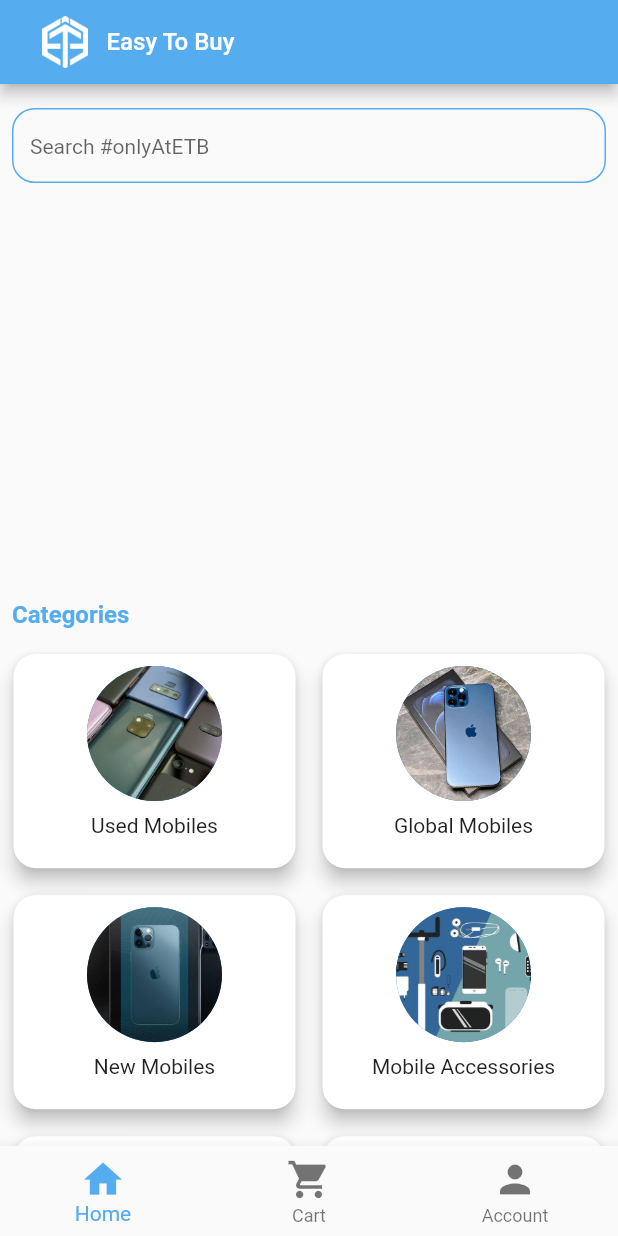
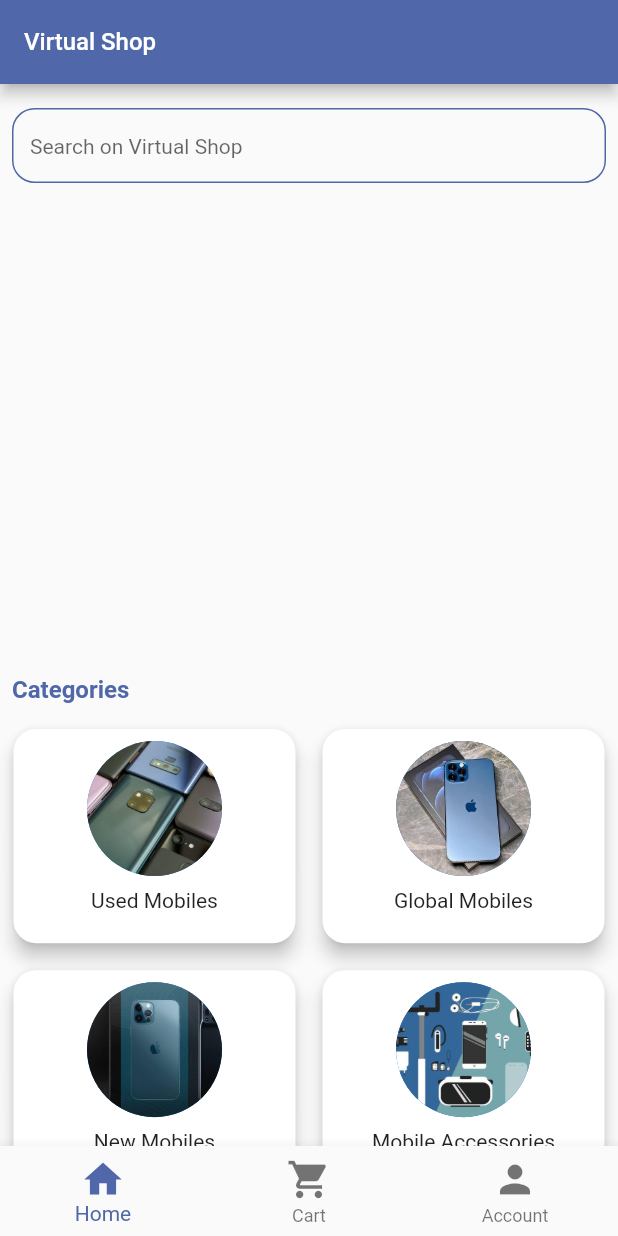
Before and after one commit to jesswin/ETB-E-commerce, a Flutter app: the screen it shows once a user with an empty profile is signed in, on a phone screen of 412 x 824 dp. Run offline on Flutter 3.47's test engine with Material 2 defaults, Android fonts, the phone set to English and light mode, and no system bars; our stand-ins replace cached_network_image, cloud_firestore, confetti, dotted_border, firebase_auth, firebase_core and 5 more; missing offline and left inert: country_state_city_picker, flutter_custom_tabs, mailto, multi_image_picker, razorpay_flutter, smart_select; accounts and stored records are empty.

Commit message:
fixes: minor changes

```diff
--- a/lib/screens/bottomBar.dart
+++ b/lib/screens/bottomBar.dart
@@ -76,17 +76,17 @@ class _BottomBarState extends State<BottomBar> {
       appBar: AppBar(
         backgroundColor: primaryColor,
         title: Row(mainAxisSize: MainAxisSize.min, children: [
-          Container(
-            height: 55,
-            width: 55,
-            padding: EdgeInsets.all(10),
-            child: Image.asset(
-              "lib/assets/images/logo.png",
-              fit: BoxFit.contain,
-            ),
-          ),
+          // Container(
+          //   height: 55,
+          //   width: 55,
+          //   padding: EdgeInsets.all(10),
+          //   child: Image.asset(
+          //     "lib/assets/images/logo.png",
+          //     fit: BoxFit.contain,
+          //   ),
+          // ),
           Text(
-            "Easy To Buy",
+            "Virtual Shop",
             style: TextStyle(fontSize: text_md),
           ),
         ]),
--- a/lib/screens/developerContact_screen.dart
+++ b/lib/screens/developerContact_screen.dart
@@ -71,7 +71,7 @@ class Developer extends StatelessWidget {
                             backgroundColor: accentColor,
                             backgroundImage: NetworkImage(
                                 "https://firebasestorage.googleapis.com/v0/b/easytobuy-b2dea.appspot.com/o/Developer%2FIMG-20210508-WA0062.jpg?alt=media&token=d14a5cca-1702-45c2-9bc8-83429c6b0fc1"),
-                            radius: 35,
+                            radius: 40,
                           ),
                           Center(
                             child: Text(
@@ -143,7 +143,7 @@ class Developer extends StatelessWidget {
                             backgroundColor: accentColor,
                             backgroundImage: NetworkImage(
                                 "https://firebasestorage.googleapis.com/v0/b/easytobuy-b2dea.appspot.com/o/Developer%2FWhatsApp%20Image%202021-06-17%20at%2012.36.34%20AM.jpeg?alt=media&token=bbef2a88-9668-452c-a6fa-7b2568c60fb6"),
-                            radius: 35,
+                            radius: 40,
                           ),
                           Center(
                             child: Text(
--- a/lib/screens/home_screen.dart
+++ b/lib/screens/home_screen.dart
@@ -74,7 +74,7 @@ class _HomeState extends State<Home> {
         ),
       ),
       Container(
-        height: 250,
+        height: 300,
         child: StreamBuilder(
             stream: FirebaseFirestore.instance
                 .collection(cat)
@@ -118,7 +118,7 @@ class _HomeState extends State<Home> {
                                   child: Column(
                                     children: [
                                       Container(
-                                          height: 130,
+                                          height: 180,
                                           width: 200,
                                           child: ClipRRect(
                                             borderRadius:
@@ -238,7 +238,7 @@ class _HomeState extends State<Home> {
                               borderSide:
                                   BorderSide(color: primaryColor, width: 1),
                               borderRadius: BorderRadius.circular(15)),
-                          hintText: "Search #onlyAtETB",
+                          hintText: "Search on Virtual Shop",
                           hintStyle: TextStyle(fontSize: text_sm)),
                     ),
                   ),
@@ -591,7 +591,7 @@ class _HomeState extends State<Home> {
                               ),
                             ),
                             Container(
-                                height: 250,
+                                height: 300,
                                 child: ListView.builder(
                                   itemCount: Provider.of<Orders>(context,
                                                   listen: false)
@@ -643,7 +643,7 @@ class _HomeState extends State<Home> {
                                               child: Column(
                                                 children: [
                                                   Container(
-                                                      height: 130,
+                                                      height: 180,
                                                       width: 200,
                                                       child: ClipRRect(
                                                         borderRadius:
--- a/lib/screens/orderConfirm.dart
+++ b/lib/screens/orderConfirm.dart
@@ -107,7 +107,7 @@ class _OrderConfirmPageState extends State<OrderConfirmPage> {
                       child: Row(
                           mainAxisAlignment: MainAxisAlignment.center,
                           children: [
-                            Text("ETB Coins Earned -  ${widget.coinsEarned}",
+                            Text("VS Coins Earned -  ${widget.coinsEarned}",
                                 style: TextStyle(
                                   color: coinColor,
                                   fontSize: 18,
--- a/lib/screens/payment_screen.dart
+++ b/lib/screens/payment_screen.dart
@@ -540,7 +540,7 @@ class _PaymentState extends State<Payment> {
       "amount": widget.payUsingCoins
           ? (double.parse(productData[1].toString()) * 100) - widget.coins * 100
           : (double.parse(productData[1].toString()) * 100),
-      "name": "Easy To Buy",
+      "name": "Virtual Shop",
       // 'description': 'Fine T-Shirt',
       // "prefill": {"contact": "8200464922", "email": "dev@dev.com"},
       "external": {
--- a/lib/widgets/drawer.dart
+++ b/lib/widgets/drawer.dart
@@ -30,7 +30,7 @@ class MainDrawer extends StatelessWidget {
         appBar: AppBar(
           backgroundColor: primaryColor,
           title: Text(
-            "ETB",
+            "Virtual Shop",
             style: TextStyle(fontSize: text_md),
           ),
         ),
--- a/lib/widgets/slider.dart
+++ b/lib/widgets/slider.dart
@@ -8,7 +8,8 @@ import '../main_config.dart';
 class SliderCaro extends StatefulWidget {
   var imgList;
   var controls;
-  SliderCaro(this.imgList, [this.controls = false]);
+  var fromHome;
+  SliderCaro(this.imgList, {this.controls = false, this.fromHome = true});
   @override
   _SliderCaroState createState() => _SliderCaroState();
 }
@@ -17,7 +18,7 @@ class _SliderCaroState extends State<SliderCaro> {
   Widget build(BuildContext context) {
     return Container(
       margin: EdgeInsets.symmetric(vertical: 10, horizontal: 5),
-      height: 250,
+      height: widget.fromHome ? 300 : 350,
       child: Swiper(
         autoplay: true,
         autoplayDelay: 2000,
```
Also changed, not shown: lib/main_config.dart (+6 -6 lines), lib/screens/mainProduct_screen.dart (+28 -45 lines), lib/screens/profile_screen.dart (+4 -4 lines), lib/screens/wallet_screen.dart (+12 -17 lines).
